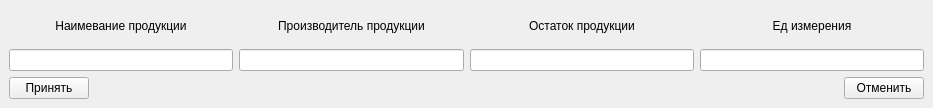
Qt form ui/balance.ui (FIIckSesh/MRP) before a commit.
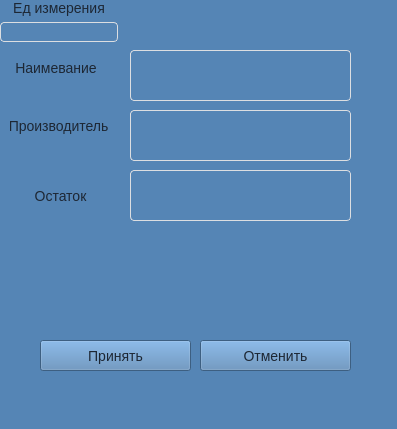
The same form after that commit.

The edit to the form file:
```diff
--- a/ui/balance.ui
+++ b/ui/balance.ui
@@ -6,119 +6,184 @@
    <rect>
     <x>0</x>
     <y>0</y>
-    <width>933</width>
-    <height>108</height>
+    <width>397</width>
+    <height>429</height>
    </rect>
   </property>
   <property name="windowTitle">
    <string>Остаток</string>
   </property>
+  <property name="styleSheet">
+   <string notr="true">background: #5585B5;
+padding: 0;
+    margin: 0;
+    font-family: 'Open Sans', sans-serif;
+    font-size: 14px;
+    color: #1D2734;</string>
+  </property>
   <widget class="QWidget" name="centralwidget">
-   <layout class="QVBoxLayout" name="verticalLayout_5">
-    <item>
-     <layout class="QHBoxLayout" name="horizontalLayout_2">
-      <item>
-       <layout class="QVBoxLayout" name="verticalLayout">
-        <item>
-         <widget class="QLabel" name="lName">
-          <property name="text">
-           <string>Наимевание продукции</string>
-          </property>
-          <property name="alignment">
-           <set>Qt::AlignCenter</set>
-          </property>
-         </widget>
-        </item>
-        <item>
-         <widget class="QLineEdit" name="name"/>
-        </item>
-       </layout>
-      </item>
-      <item>
-       <layout class="QVBoxLayout" name="verticalLayout_2">
-        <item>
-         <widget class="QLabel" name="lProducer">
-          <property name="text">
-           <string>Производитель продукции</string>
-          </property>
-          <property name="alignment">
-           <set>Qt::AlignCenter</set>
-          </property>
-         </widget>
-        </item>
-        <item>
-         <widget class="QLineEdit" name="producer"/>
-        </item>
-       </layout>
-      </item>
-      <item>
-       <layout class="QVBoxLayout" name="verticalLayout_3">
-        <item>
-         <widget class="QLabel" name="lAmount">
-          <property name="text">
-           <string>Остаток продукции</string>
-          </property>
-          <property name="alignment">
-           <set>Qt::AlignCenter</set>
-          </property>
-         </widget>
-        </item>
-        <item>
-         <widget class="QLineEdit" name="amount"/>
-        </item>
-       </layout>
-      </item>
-      <item>
-       <layout class="QVBoxLayout" name="verticalLayout_4">
-        <item>
-         <widget class="QLabel" name="lMeasurment">
-          <property name="text">
-           <string>Ед измерения</string>
-          </property>
-          <property name="alignment">
-           <set>Qt::AlignCenter</set>
-          </property>
-         </widget>
-        </item>
-        <item>
-         <widget class="QLineEdit" name="measurment"/>
-        </item>
-       </layout>
-      </item>
-     </layout>
-    </item>
-    <item>
-     <layout class="QHBoxLayout" name="horizontalLayout">
-      <item>
-       <widget class="QPushButton" name="acceptButton">
-        <property name="text">
-         <string>Принять</string>
-        </property>
-       </widget>
-      </item>
-      <item>
-       <spacer name="horizontalSpacer">
-        <property name="orientation">
-         <enum>Qt::Horizontal</enum>
-        </property>
-        <property name="sizeHint" stdset="0">
-         <size>
-          <width>40</width>
-          <height>20</height>
-         </size>
-        </property>
-       </spacer>
-      </item>
-      <item>
-       <widget class="QPushButton" name="cancelButton">
-        <property name="text">
-         <string>Отменить</string>
-        </property>
-       </widget>
-      </item>
-     </layout>
-    </item>
-   </layout>
+   <widget class="QWidget" name="">
+    <layout class="QVBoxLayout" name="verticalLayout_4">
+     <item>
+      <widget class="QLabel" name="lMeasurment">
+       <property name="text">
+        <string>Ед измерения</string>
+       </property>
+       <property name="alignment">
+        <set>Qt::AlignCenter</set>
+       </property>
+      </widget>
+     </item>
+     <item>
+      <widget class="QLineEdit" name="measurment">
+       <property name="styleSheet">
+        <string notr="true">width: 100%;
+    outline: none;
+    border: 1px solid #DCDEE1;
+    border-radius: 4px;
+    color: #1D2734;
+    padding-left: 16px;
+    box-sizing: border-box;
+    -webkit-appearance: none;</string>
+       </property>
+      </widget>
+     </item>
+    </layout>
+   </widget>
+   <widget class="QLineEdit" name="producer">
+    <property name="geometry">
+     <rect>
+      <x>130</x>
+      <y>110</y>
+      <width>221</width>
+      <height>51</height>
+     </rect>
+    </property>
+    <property name="styleSheet">
+     <string notr="true">width: 100%;
+    outline: none;
+    border: 1px solid #DCDEE1;
+    border-radius: 4px;
+    color: #1D2734;
+    padding-left: 16px;
+    box-sizing: border-box;
+    -webkit-appearance: none;</string>
+    </property>
+   </widget>
+   <widget class="QLabel" name="lProducer">
+    <property name="geometry">
+     <rect>
+      <x>10</x>
+      <y>110</y>
+      <width>101</width>
+      <height>31</height>
+     </rect>
+    </property>
+    <property name="text">
+     <string>Производитель </string>
+    </property>
+    <property name="alignment">
+     <set>Qt::AlignCenter</set>
+    </property>
+   </widget>
+   <widget class="QLabel" name="lName">
+    <property name="geometry">
+     <rect>
+      <x>-20</x>
+      <y>60</y>
+      <width>152</width>
+      <height>16</height>
+     </rect>
+    </property>
+    <property name="text">
+     <string>Наимевание</string>
+    </property>
+    <property name="alignment">
+     <set>Qt::AlignCenter</set>
+    </property>
+   </widget>
+   <widget class="QLineEdit" name="name">
+    <property name="geometry">
+     <rect>
+      <x>130</x>
+      <y>50</y>
+      <width>221</width>
+      <height>51</height>
+     </rect>
+    </property>
+    <property name="styleSheet">
+     <string notr="true">width: 100%;
+    outline: none;
+    border: 1px solid #DCDEE1;
+    border-radius: 4px;
+    color: #1D2734;
+    padding-left: 16px;
+    box-sizing: border-box;
+    -webkit-appearance: none;</string>
+    </property>
+   </widget>
+   <widget class="QPushButton" name="acceptButton">
+    <property name="geometry">
+     <rect>
+      <x>40</x>
+      <y>340</y>
+      <width>151</width>
+      <height>31</height>
+     </rect>
+    </property>
+    <property name="text">
+     <string>Принять</string>
+    </property>
+   </widget>
+   <widget class="QPushButton" name="cancelButton">
+    <property name="geometry">
+     <rect>
+      <x>200</x>
+      <y>340</y>
+      <width>151</width>
+      <height>31</height>
+     </rect>
+    </property>
+    <property name="text">
+     <string>Отменить</string>
+    </property>
+   </widget>
+   <widget class="QLabel" name="lAmount">
+    <property name="geometry">
+     <rect>
+      <x>0</x>
+      <y>180</y>
+      <width>121</width>
+      <height>31</height>
+     </rect>
+    </property>
+    <property name="text">
+     <string>Остаток</string>
+    </property>
+    <property name="alignment">
+     <set>Qt::AlignCenter</set>
+    </property>
+   </widget>
+   <widget class="QLineEdit" name="amount">
+    <property name="geometry">
+     <rect>
+      <x>130</x>
+      <y>170</y>
+      <width>221</width>
+      <height>51</height>
+     </rect>
+    </property>
+    <property name="styleSheet">
+     <string notr="true">width: 100%;
+    outline: none;
+    border: 1px solid #DCDEE1;
+    border-radius: 4px;
+    color: #1D2734;
+    padding-left: 16px;
+    box-sizing: border-box;
+    -webkit-appearance: none;</string>
+    </property>
+   </widget>
   </widget>
  </widget>
  <resources/>
```
